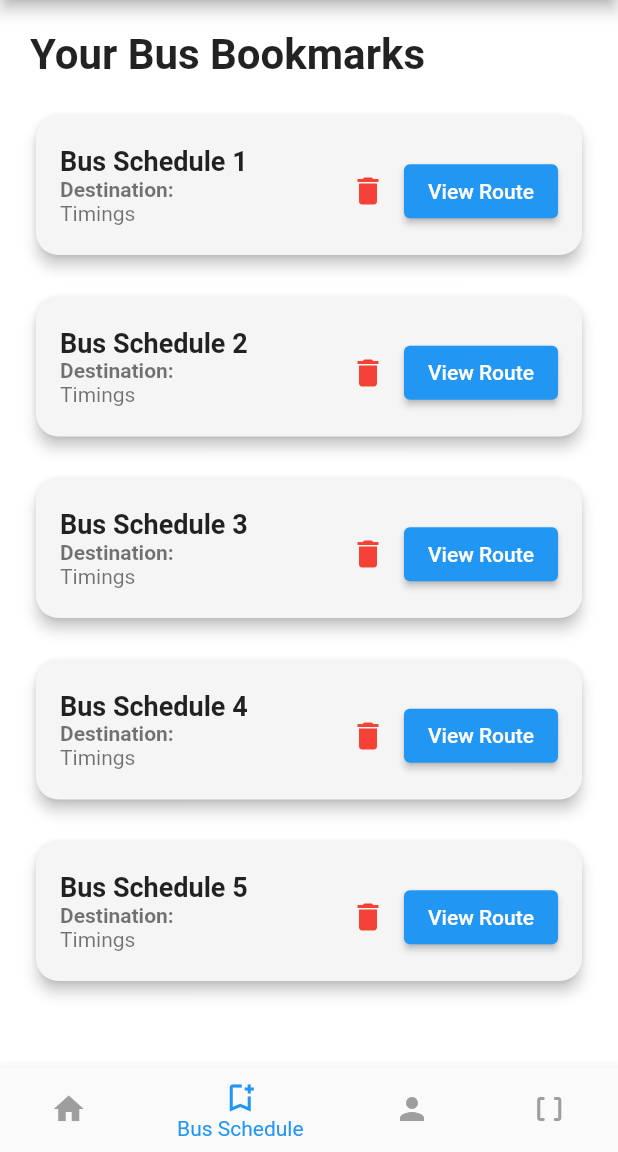
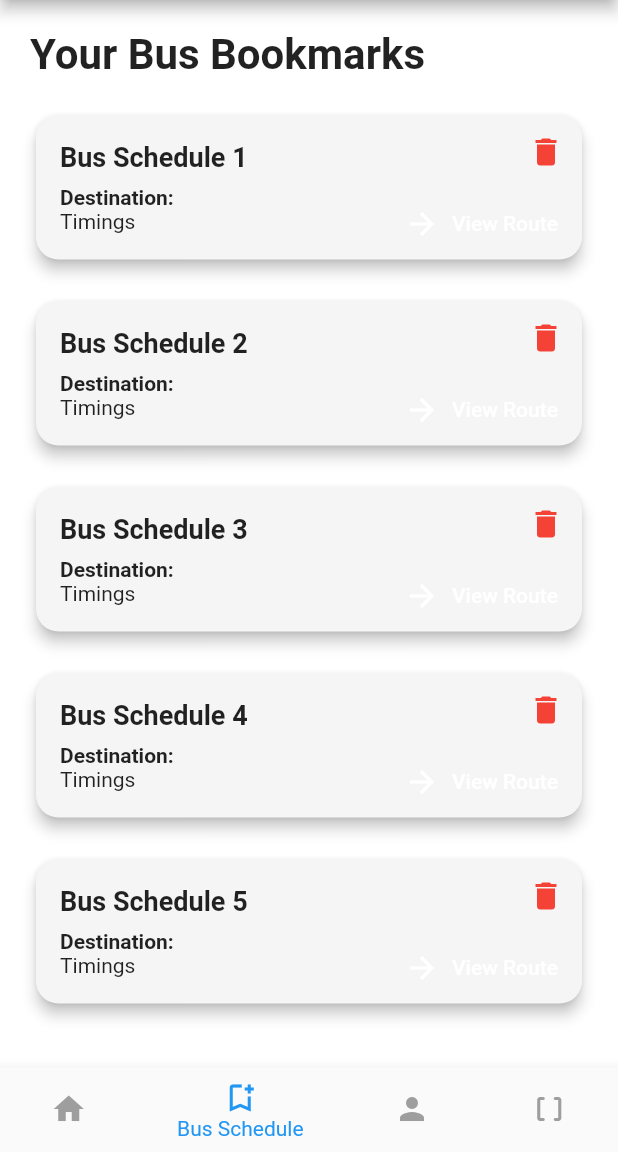
Before and after one commit to navaneethkulal8/Get_my_bus, a Flutter app: the screen it shows after launch, item 2 of the bottom bar chosen, on a phone screen of 412 x 824 dp, the part 84-1236 px from its top. Run offline on Flutter 3.47's test engine with Material 2 defaults, Android fonts, the phone set to English and light mode, and no system bars; our stand-ins replace cloud_firestore, firebase_auth, firebase_core, google_maps_flutter; accounts and stored records are empty.

Commit message:
schedule page ui

```diff
--- a/lib/pages/busschedulepage.dart
+++ b/lib/pages/busschedulepage.dart
@@ -36,53 +36,68 @@ class _BusSchedulePageState extends State<BusSchedulePage> {
                         borderRadius: BorderRadius.circular(15.0),
                       ),
                       color: Colors.grey[100],
-                      child: ListTile(
-                        contentPadding: EdgeInsets.all(16.0),
-                        title: Text(
+                      child: Column(
+                        children: [
+                          Row(
+                            mainAxisAlignment: MainAxisAlignment.spaceBetween,
+                            children: [
+                              Padding(
+                                padding: const EdgeInsets.all(16.0),
+                                child: Column(
+                                  crossAxisAlignment: CrossAxisAlignment.start,
+                                  children: [
+                                    Text(
                                       'Bus Schedule ${index + 1}',
                                       style: TextStyle(
-                              fontWeight: FontWeight.bold, fontSize: 18),
+                                          fontWeight: FontWeight.bold,
+                                          fontSize: 18),
                                     ),
-                        subtitle: Column(
-                          crossAxisAlignment: CrossAxisAlignment.start,
-                          children: [
-                            Text('Destination:',
-                                style: TextStyle(fontWeight: FontWeight.bold)),
+                                    SizedBox(height: 8),
+                                    Text(
+                                      'Destination:',
+                                      style: TextStyle(
+                                          fontWeight: FontWeight.bold),
+                                    ),
                                     Text('Timings'),
                                   ],
                                 ),
-                        trailing: Column(
-                          mainAxisAlignment: MainAxisAlignment.end,
+                              ),
+                              Column(
                                 crossAxisAlignment: CrossAxisAlignment.end,
-                          children: [
-                            Row(
-                              mainAxisSize: MainAxisSize.min,
                                 children: [
                                   IconButton(
                                     icon: Icon(Icons.delete, color: Colors.red),
                                     onPressed: () {
-
                                       setState(() {
                                         bookmarks.removeAt(index);
                                       });
                                     },
                                   ),
-                                ElevatedButton(
+                                  ElevatedButton.icon(
                                     onPressed: () {
                                       // TODO: Handle viewing the route
                                       // You can navigate to a new page or show a bottom sheet
                                     },
-                                  child: Text('View Route'),
+                                    label: Text('View Route'),
+                                    icon: Icon(Icons.arrow_forward),
+                                    style: ButtonStyle(
+                                      backgroundColor:
+                                          MaterialStateProperty.all(
+                                              Colors.transparent),
+                                      elevation: MaterialStateProperty.all(0),
+                                      shape: MaterialStateProperty.all(
+                                        RoundedRectangleBorder(
+                                          borderRadius:
+                                              BorderRadius.circular(15.0),
+                                        ),
+                                      ),
+                                    ),
                                   ),
                                 ],
                               ),
                             ],
                           ),
-                        onTap: () {
-                          setState(() {
-                            bookmarks[index] = !bookmarks[index];
-                          });
-                        },
+                        ],
                       ),
                     ),
                   );
```
Lines whose indentation alone changed are shown as unchanged.
